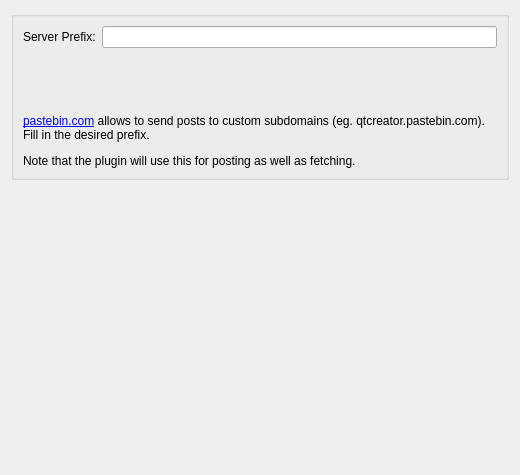
Above: src/plugins/cpaster/pastebindotcomsettings.ui from qt-creator/qt-creator before the change. Below: the same form after it.
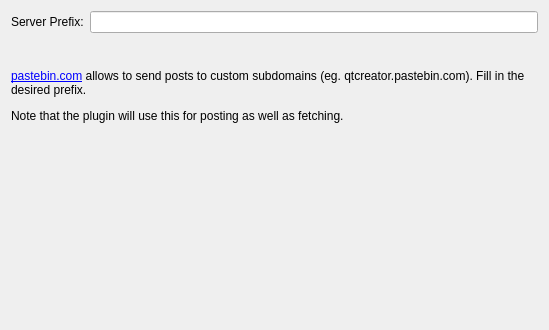
That is the form after the change.

Commit message: Removed redundant group boxes from options dialog pages

Diff of the .ui file:
```diff
--- a/src/plugins/cpaster/pastebindotcomsettings.ui
+++ b/src/plugins/cpaster/pastebindotcomsettings.ui
@@ -6,8 +6,8 @@
    <rect>
     <x>0</x>
     <y>0</y>
-    <width>520</width>
-    <height>475</height>
+    <width>549</width>
+    <height>330</height>
    </rect>
   </property>
   <property name="windowTitle">
@@ -15,9 +15,6 @@
   </property>
   <layout class="QVBoxLayout" name="verticalLayout_2">
    <item>
-    <widget class="QGroupBox" name="groupBox">
-     <layout class="QVBoxLayout" name="verticalLayout">
-      <item>
        <layout class="QFormLayout" name="formLayout">
         <property name="fieldGrowthPolicy">
          <enum>QFormLayout::ExpandingFieldsGrow</enum>
@@ -45,7 +42,7 @@
         <property name="sizeHint" stdset="0">
          <size>
           <width>0</width>
-          <height>60</height>
+       <height>30</height>
          </size>
         </property>
        </spacer>
@@ -63,9 +60,6 @@
         <property name="wordWrap">
          <bool>true</bool>
         </property>
-       </widget>
-      </item>
-     </layout>
     </widget>
    </item>
    <item>
```
Left out of the diff: 6 changed lines with no effect on the pictures. Lines whose indentation alone changed are shown as unchanged. The commit also changes 12 other files.
